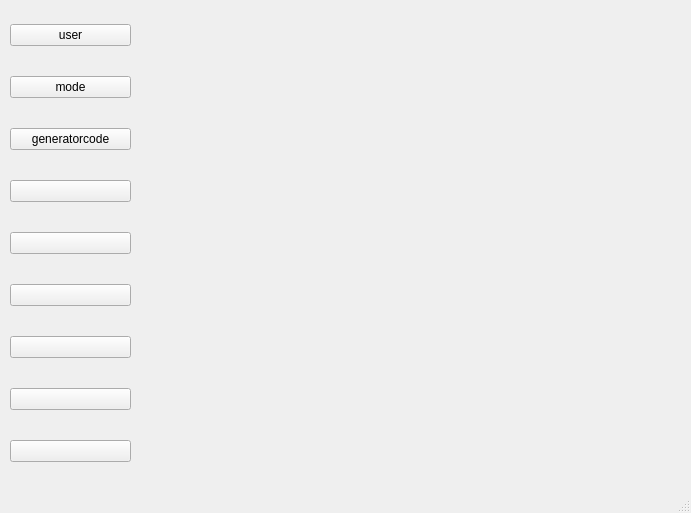
Old version of the form mainwindow.ui in the repository Frank-abcd/Neural-Network-Visualization.
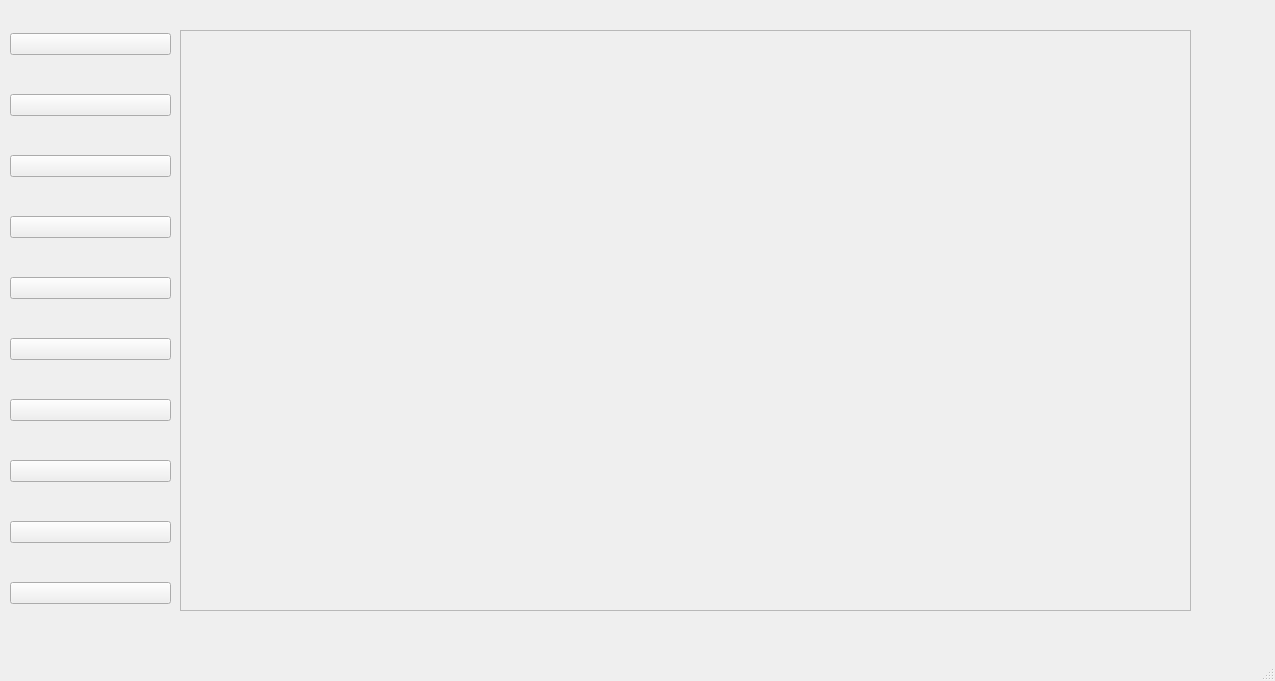
New version of the form.

```diff
--- a/mainwindow.ui
+++ b/mainwindow.ui
@@ -6,8 +6,8 @@
    <rect>
     <x>0</x>
     <y>0</y>
-    <width>691</width>
-    <height>513</height>
+    <width>1275</width>
+    <height>681</height>
    </rect>
   </property>
   <property name="windowTitle">
@@ -19,11 +19,18 @@
      <rect>
       <x>10</x>
       <y>0</y>
-      <width>121</width>
-      <height>491</height>
+      <width>161</width>
+      <height>641</height>
      </rect>
     </property>
     <layout class="QVBoxLayout" name="verticalLayout">
+     <item>
+      <widget class="QPushButton" name="imagecolor">
+       <property name="text">
+        <string/>
+       </property>
+      </widget>
+     </item>
      <item>
       <widget class="QPushButton" name="user">
        <property name="minimumSize">
@@ -36,7 +43,7 @@
         <string notr="true"/>
        </property>
        <property name="text">
-        <string>user</string>
+        <string/>
        </property>
       </widget>
      </item>
@@ -49,7 +56,7 @@
         </size>
        </property>
        <property name="text">
-        <string>mode</string>
+        <string/>
        </property>
       </widget>
      </item>
@@ -68,7 +75,7 @@
         <string notr="true">font: 6pt &quot;Microsoft YaHei UI&quot;;</string>
        </property>
        <property name="text">
-        <string>generatorcode</string>
+        <string/>
        </property>
       </widget>
      </item>
@@ -116,6 +123,35 @@
      </item>
     </layout>
    </widget>
+   <widget class="QWidget" name="verticalLayoutWidget">
+    <property name="geometry">
+     <rect>
+      <x>180</x>
+      <y>30</y>
+      <width>1011</width>
+      <height>581</height>
+     </rect>
+    </property>
+    <layout class="QVBoxLayout" name="verticalLayout_2">
+     <item>
+      <widget class="QScrollArea" name="scrollAreavisualizer">
+       <property name="widgetResizable">
+        <bool>true</bool>
+       </property>
+       <widget class="QWidget" name="previewArea">
+        <property name="geometry">
+         <rect>
+          <x>0</x>
+          <y>0</y>
+          <width>1007</width>
+          <height>577</height>
+         </rect>
+        </property>
+       </widget>
+      </widget>
+     </item>
+    </layout>
+   </widget>
   </widget>
   <widget class="QMenuBar" name="menubar">
    <property name="geometry">
```
Left out of the diff: 4 changed lines with no effect on the pictures.
